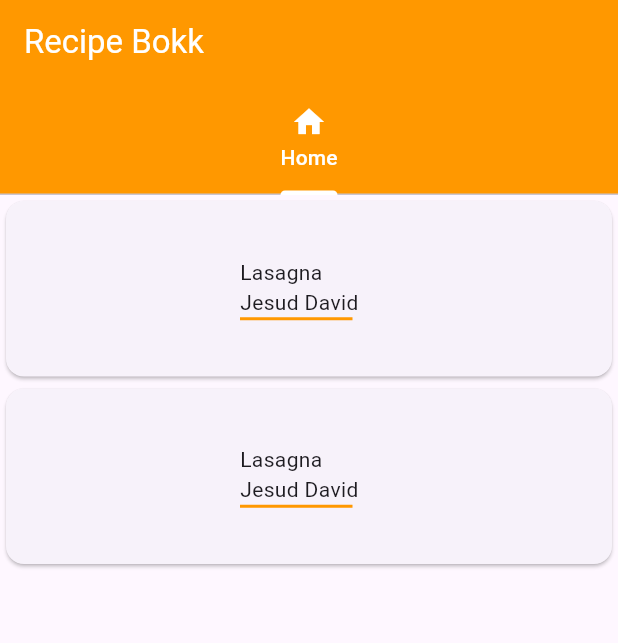
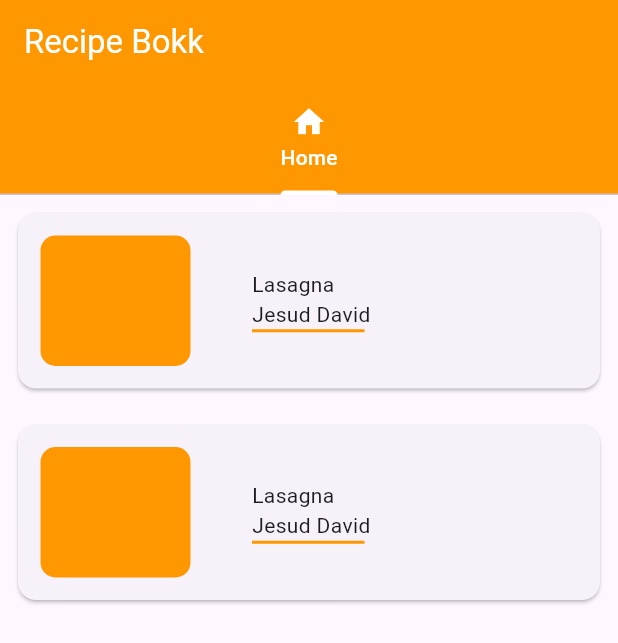
Before and after one commit to JesusDavidQuispeQuispe/recipe_book, a Flutter app: the screen it shows after launch, on a phone screen of 412 x 824 dp. Shown: the top 643 px of the screen. Run offline on Flutter 3.47's test engine with Material 3 defaults, Android fonts, the phone set to English and light mode, and no system bars.

Commit message:
add columns un app

```diff
--- a/lib/screens/home_screen.dart
+++ b/lib/screens/home_screen.dart
@@ -8,18 +8,29 @@ class HomeScreen extends StatelessWidget {
     return Scaffold(
       body: Column(children: <Widget> [
         _RecipesCard(context),
-        _RecipesCard(context)
+        _RecipesCard(context),
       ])
     );
   }
 
   Widget _RecipesCard(BuildContext context){
-    return Container(width: MediaQuery.of(context).size.width, height: 125, child:  Card(child: Row(children: <Widget> [
-          Padding(
+    return Padding(
+      padding: const EdgeInsets.all(8.0),
+      child: Container(
+        width: MediaQuery.of(context).size.width,
+              height: 125,
+              child:  Card(
+                child: Row(
+                  children: <Widget> [
+            Container (
               padding: const EdgeInsets.all(15.0),
               child: Container(
                 height: 125,
                 width: 100,
+                decoration: BoxDecoration(
+                  borderRadius: BorderRadius.circular(10),
+                  color: Colors.orange
+                ),
 
                 child: ClipRRect(
                   borderRadius: BorderRadius.circular(10),
@@ -41,6 +52,7 @@ class HomeScreen extends StatelessWidget {
               )
 
             ],)
-        ],),),);
+          ],),),),
+    );
   }
 }
```
Lines whose indentation alone changed are shown as unchanged.
